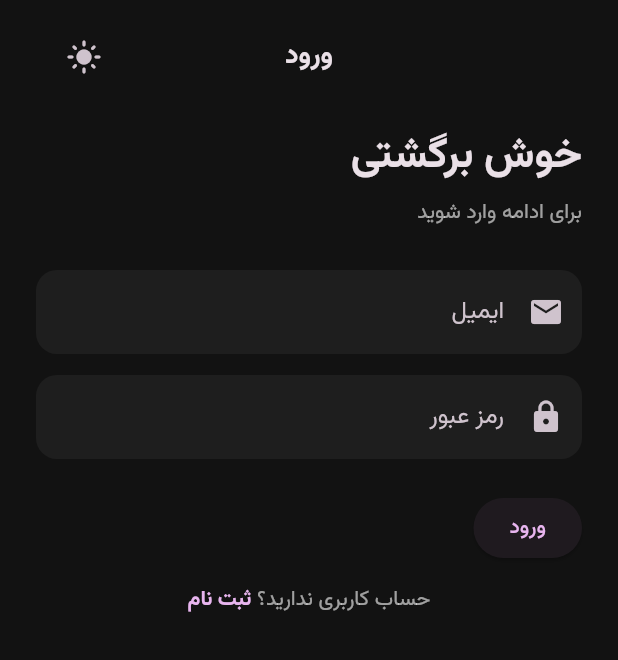
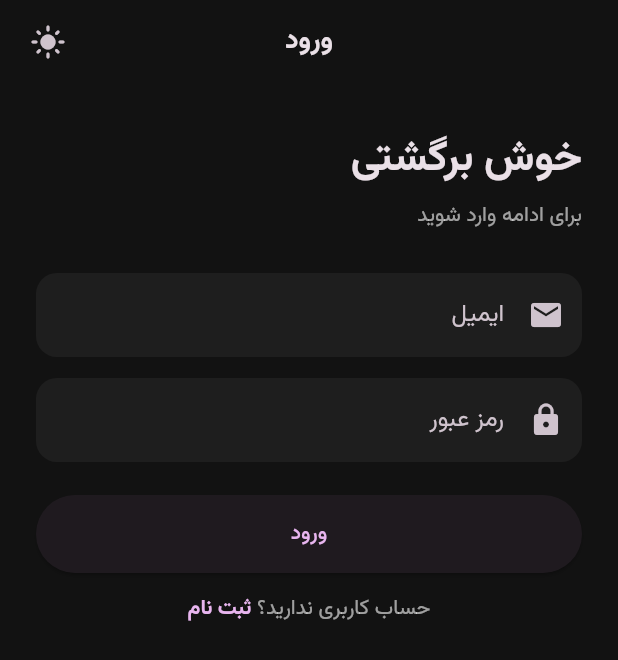
Before and after one commit to iliaffff/AP_Project, a Flutter app: the Screen1 screen opened directly, on a phone screen of 412 x 824 dp. Shown: the top 660 px of the screen. Run offline on Flutter 3.47's test engine with Material 3 defaults, Android fonts, the phone set to English and light mode, and no system bars; our stand-ins replace flutter_spinkit.

Commit message:
Final edit of sign in page

```diff
--- a/lib/sign_in.dart
+++ b/lib/sign_in.dart
@@ -3,6 +3,7 @@ import 'package:flutter_spinkit/flutter_spinkit.dart';
 import 'homepage.dart';
 import 'sign_up_screen.dart';
 import 'theme_controller.dart';
+
 
 class Screen1 extends StatefulWidget {
   const Screen1({super.key});
@@ -20,6 +21,19 @@ class _Screen1State extends State<Screen1> {
   final FocusNode _emailFocusNode = FocusNode();
   final FocusNode _passwordFocusNode = FocusNode();
 
+  void _showSnack(String text) {
+    ScaffoldMessenger.of(context)
+      ..hideCurrentSnackBar()
+      ..showSnackBar(
+        SnackBar(
+          content: Text(text),
+          behavior: SnackBarBehavior.floating,
+          margin: const EdgeInsets.all(12),
+          duration: const Duration(seconds: 2),
+        ),
+      );
+  }
+
   @override
   void dispose() {
     _emailController.dispose();
@@ -35,6 +49,10 @@ class _Screen1State extends State<Screen1> {
 
     return Scaffold(
       body: SafeArea(
+        child: Column(
+          children: [
+            const AppTopBar(title: 'ورود', showBack: false),
+            Expanded(
               child: isLoading
                   ? Center(
                 child: SpinKitWaveSpinner(
@@ -44,14 +62,11 @@ class _Screen1State extends State<Screen1> {
                 ),
               )
                   : SingleChildScrollView(
-          padding: const EdgeInsets.symmetric(horizontal: 24, vertical: 10),
+                padding: const EdgeInsets.symmetric(horizontal: 24, vertical: 18),
                 child: Column(
                   crossAxisAlignment: CrossAxisAlignment.start,
                   children: [
-              const AppTopBar(title: 'ورود'),
-
-              const SizedBox(height: 18),
-
+                    const SizedBox(height: 12),
                     const Text(
                       'خوش برگشتی',
                       style: TextStyle(fontSize: 28, fontWeight: FontWeight.w800),
@@ -62,7 +77,6 @@ class _Screen1State extends State<Screen1> {
                       style: TextStyle(color: Theme.of(context).hintColor),
                     ),
                     const SizedBox(height: 28),
-
                     TextField(
                       controller: _emailController,
                       focusNode: _emailFocusNode,
@@ -80,7 +94,6 @@ class _Screen1State extends State<Screen1> {
                       },
                     ),
                     const SizedBox(height: 14),
-
                     TextField(
                       controller: _passwordController,
                       focusNode: _passwordFocusNode,
@@ -95,9 +108,28 @@ class _Screen1State extends State<Screen1> {
                       onSubmitted: (_) => _passwordFocusNode.unfocus(),
                     ),
                     const SizedBox(height: 22),
+                    SizedBox(
+                      width: double.infinity,
+                      height: 52,
+                      child: ElevatedButton(
+                        onPressed: () async {
+                          final email = _emailController.text.trim();
+                          final pass = _passwordController.text;
 
-              ElevatedButton(
-                onPressed: () {
+                          if (email.isEmpty) {
+                            _showSnack('ایمیل را وارد کنید');
+                            return;
+                          }
+                          if (pass.length < 4) {
+                            _showSnack('رمز عبور را صحیح وارد کنید');
+                            return;
+                          }
+
+                          setState(() => isLoading = true);
+                          await Future.delayed(const Duration(milliseconds: 700));
+                          if (!mounted) return;
+
+                          setState(() => isLoading = false);
                           Navigator.pushReplacement(
                             context,
                             MaterialPageRoute(builder: (_) => const HomePage()),
@@ -105,9 +137,8 @@ class _Screen1State extends State<Screen1> {
                         },
                         child: const Text('ورود'),
                       ),
-
+                    ),
                     const SizedBox(height: 14),
-
                     Row(
                       mainAxisAlignment: MainAxisAlignment.center,
                       children: [
@@ -126,7 +157,7 @@ class _Screen1State extends State<Screen1> {
                             'ثبت نام',
                             style: TextStyle(
                               color: cs.primary,
-                        fontWeight: FontWeight.w700,
+                              fontWeight: FontWeight.w800,
                             ),
                           ),
                         ),
@@ -136,6 +167,9 @@ class _Screen1State extends State<Screen1> {
                 ),
               ),
             ),
+          ],
+        ),
+      ),
     );
   }
 }
```
Lines whose indentation alone changed are shown as unchanged.
